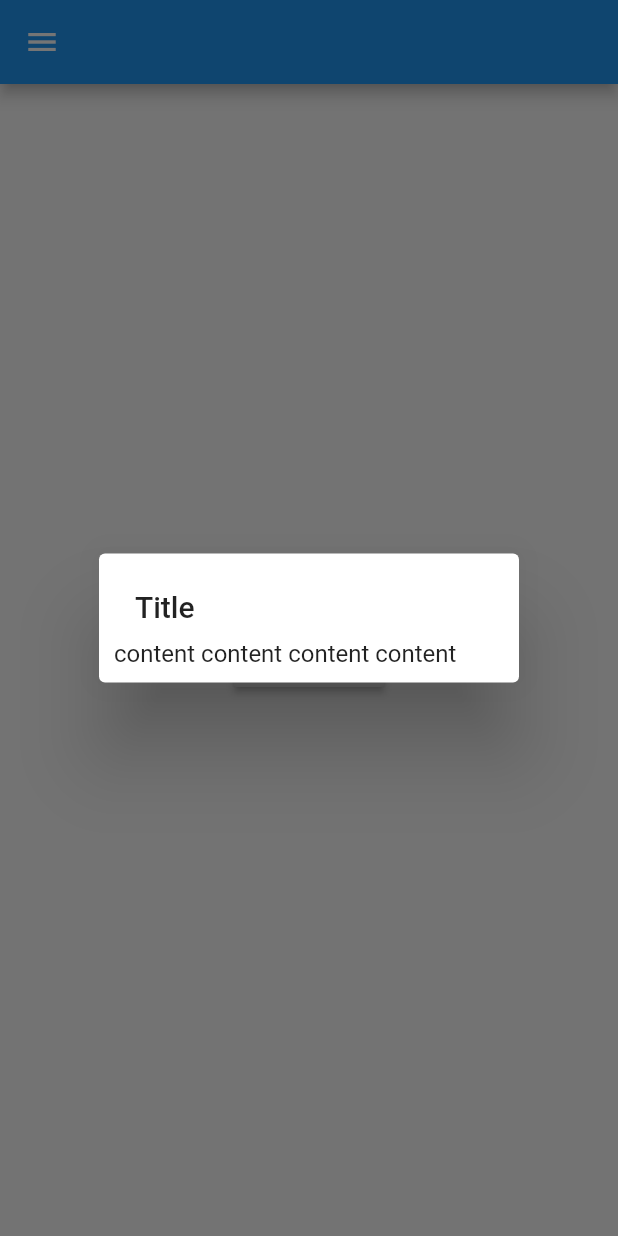
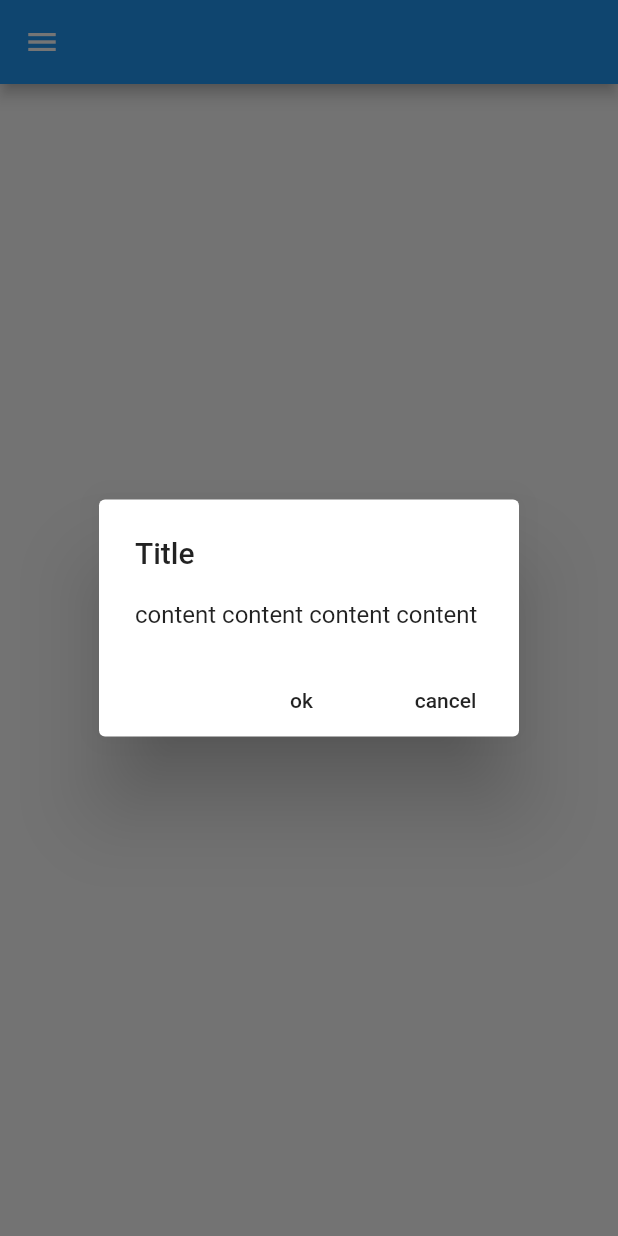
Before and after one commit to aboulmagdApp/flutter_startup, a Flutter app: the screen it shows after launch, after a tap on "Show Alert", on a phone screen of 412 x 824 dp. Run offline on Flutter 3.47's test engine with Material 2 defaults, Android fonts, the light colour scheme and no system bars.

Commit message:
AlertDialog Action

```diff
--- a/lib/test.dart
+++ b/lib/test.dart
@@ -20,8 +20,21 @@ class TestState extends State<Test> {
                 context: context,
                 builder: (ctx) {
                   return AlertDialog(
+                    actions: [
+                      FlatButton(
+                          onPressed: () {
+                            print('ok');
+                          },
+                          child: Text('ok')),
+                      FlatButton(
+                          onPressed: () {
+                            print('cancel');
+                          },
+                          child: Text('cancel'))
+                    ],
+                    actionsPadding: EdgeInsets.symmetric(horizontal: 5),
                     title: Text('Title'),
-                    contentPadding: EdgeInsets.all(10),
+                    // contentPadding: EdgeInsets.all(10),
                     content: Text("content content content content"),
                   );
                 });
```
